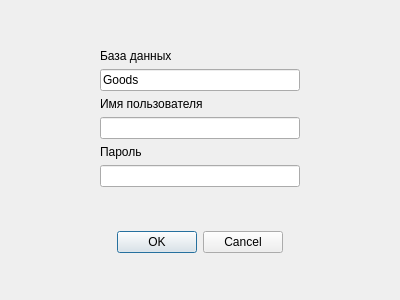
Before: the Qt Designer form dialog_auth.ui in vasilev24f65h-prog/db_manager, drawn with Qt 5.
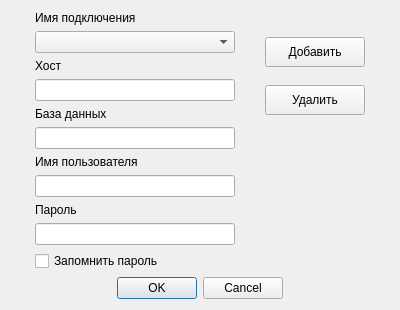
After: the same form once the commit is applied.

Commit message: Refactoring list view data. Added save to PDF in html document. Construct html document in data. Add more beatiful standard design. Save to QSettings parameters connection to db

What changed in the file:
```diff
--- a/dialog_auth.ui
+++ b/dialog_auth.ui
@@ -26,20 +26,21 @@
    </item>
    <item row="0" column="0">
     <layout class="QGridLayout" name="gridLayout_inputArea">
-     <item row="8" column="1">
-      <spacer name="verticalSpacer">
-       <property name="orientation">
-        <enum>Qt::Vertical</enum>
+     <item row="5" column="1">
+      <widget class="QLabel" name="label">
+       <property name="text">
+        <string>База данных</string>
        </property>
-       <property name="sizeHint" stdset="0">
-        <size>
-         <width>20</width>
-         <height>40</height>
-        </size>
+      </widget>
+     </item>
+     <item row="12" column="1">
+      <widget class="QCheckBox" name="checkBox_pass">
+       <property name="text">
+        <string>Запомнить пароль</string>
        </property>
-      </spacer>
+      </widget>
      </item>
-     <item row="7" column="1">
+     <item row="11" column="1">
       <widget class="QLineEdit" name="lineEdit_pass">
        <property name="maximumSize">
         <size>
@@ -49,22 +50,15 @@
        </property>
       </widget>
      </item>
-     <item row="3" column="1">
+     <item row="7" column="1">
       <widget class="QLabel" name="label_name">
        <property name="text">
         <string>Имя пользователя</string>
        </property>
       </widget>
      </item>
-     <item row="5" column="1">
-      <widget class="QLabel" name="label_pass">
-       <property name="text">
-        <string>Пароль</string>
-       </property>
-      </widget>
-     </item>
-     <item row="0" column="1">
-      <spacer name="verticalSpacer_2">
+     <item row="13" column="1">
+      <spacer name="verticalSpacer">
        <property name="orientation">
         <enum>Qt::Vertical</enum>
        </property>
@@ -76,7 +70,24 @@
        </property>
       </spacer>
      </item>
+     <item row="1" column="1">
+      <widget class="QLabel" name="label_2">
+       <property name="text">
+        <string>Имя подключения</string>
+       </property>
+      </widget>
+     </item>
      <item row="2" column="1">
+      <widget class="QComboBox" name="comboBox_connection_name">
+       <property name="maximumSize">
+        <size>
+         <width>200</width>
+         <height>50</height>
+        </size>
+       </property>
+      </widget>
+     </item>
+     <item row="6" column="1">
       <widget class="QLineEdit" name="lineEdit_db">
        <property name="maximumSize">
         <size>
@@ -84,8 +95,25 @@
          <height>50</height>
         </size>
        </property>
+      </widget>
+     </item>
+     <item row="0" column="1">
+      <spacer name="verticalSpacer_2">
+       <property name="orientation">
+        <enum>Qt::Vertical</enum>
+       </property>
+       <property name="sizeHint" stdset="0">
+        <size>
+         <width>20</width>
+         <height>40</height>
+        </size>
+       </property>
+      </spacer>
+     </item>
+     <item row="9" column="1">
+      <widget class="QLabel" name="label_pass">
        <property name="text">
-        <string>Goods</string>
+        <string>Пароль</string>
        </property>
       </widget>
      </item>
@@ -99,10 +127,46 @@
        </property>
       </widget>
      </item>
-     <item row="1" column="1">
-      <widget class="QLabel" name="label">
+     <item row="3" column="1">
+      <widget class="QLabel" name="label_3">
        <property name="text">
-        <string>База данных</string>
+        <string>Хост</string>
+       </property>
+      </widget>
+     </item>
+     <item row="8" column="1">
+      <widget class="QLineEdit" name="lineEdit_username">
+       <property name="maximumSize">
+        <size>
+         <width>200</width>
+         <height>50</height>
+        </size>
+       </property>
+      </widget>
+     </item>
+     <item row="2" column="2" rowspan="2">
+      <widget class="QPushButton" name="pushButton_add_connection">
+       <property name="maximumSize">
+        <size>
+         <width>100</width>
+         <height>30</height>
+        </size>
+       </property>
+       <property name="text">
+        <string>Добавить</string>
+       </property>
+      </widget>
+     </item>
+     <item row="4" column="2" rowspan="2">
+      <widget class="QPushButton" name="pushButton_delete_connection">
+       <property name="maximumSize">
+        <size>
+         <width>100</width>
+         <height>30</height>
+        </size>
+       </property>
+       <property name="text">
+        <string>Удалить</string>
        </property>
       </widget>
      </item>
```
Left out of the diff: 2 changed lines with no effect on the pictures. The commit also changes 7 other files.
